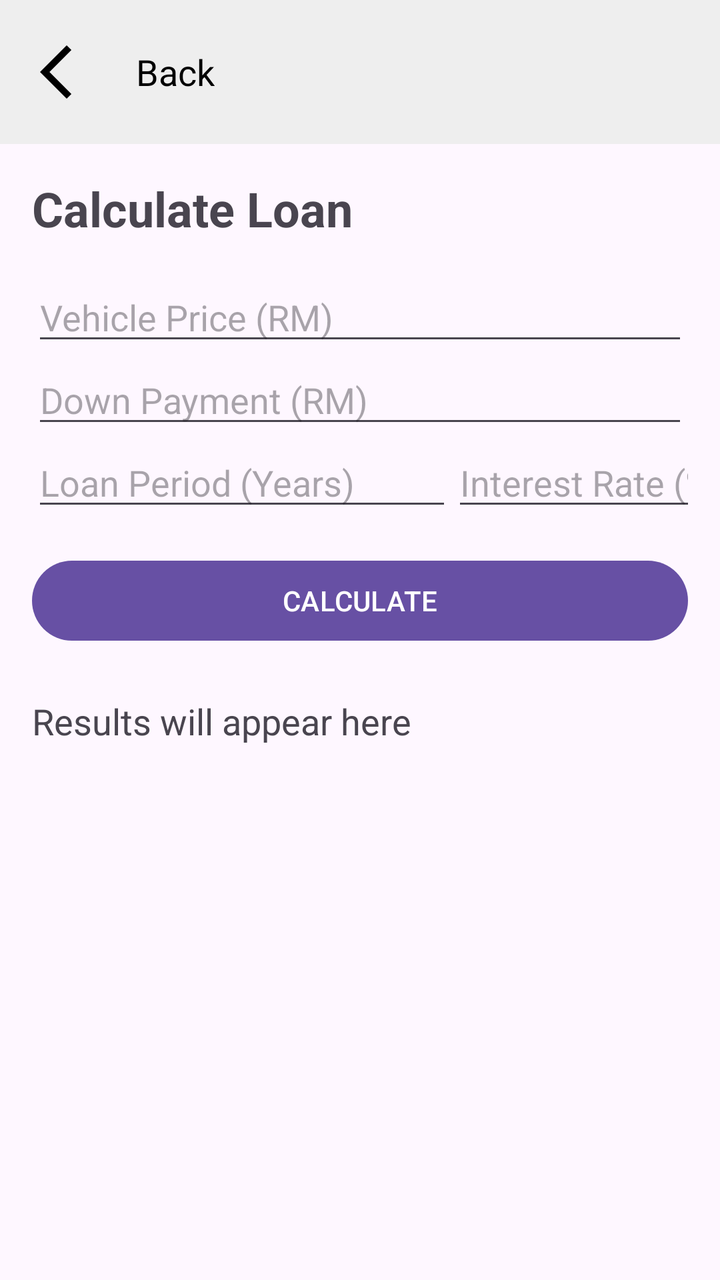
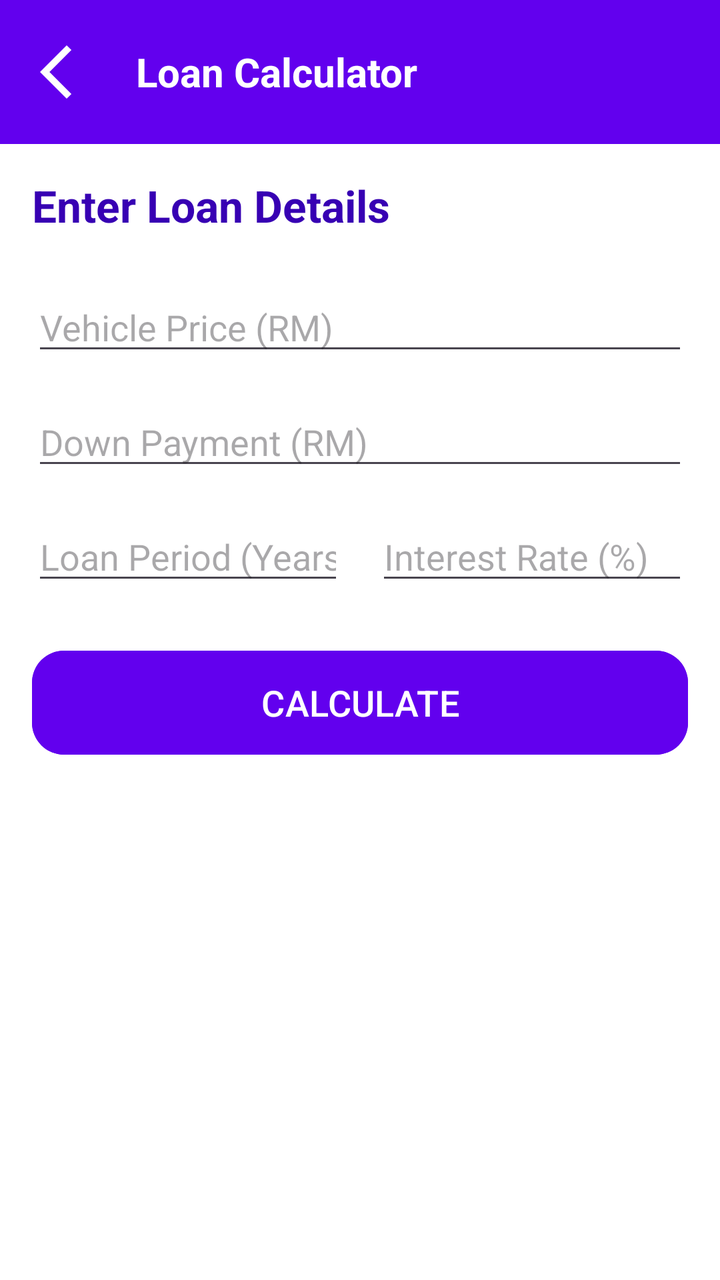

Before-and-after screenshots of an Android layout around one commit, followed by the original layout XML and the change that was made.
<!-- AndroidManifest.xml: application theme Theme.VehicleLoanEstimatorV1 -->
<!-- res/layout/activity_calculator.xml -->
<?xml version="1.0" encoding="utf-8"?>
<LinearLayout xmlns:android="http://schemas.android.com/apk/res/android"
    android:layout_width="match_parent"
    android:layout_height="match_parent"
    android:orientation="vertical">

    <LinearLayout
        android:layout_width="match_parent"
        android:layout_height="wrap_content"
        android:orientation="horizontal"
        android:padding="12dp"
        android:background="#EEEEEE"
        android:gravity="center_vertical">

        <ImageButton
            android:id="@+id/btnBack"
            android:layout_width="48dp"
            android:layout_height="48dp"
            android:src="@drawable/ic_back"
            android:background="?attr/selectableItemBackgroundBorderless"
            android:contentDescription="Go Back"
            android:scaleType="fitCenter"
            android:padding="8dp"/>

        <TextView
            android:layout_width="wrap_content"
            android:layout_height="wrap_content"
            android:text="Back"
            android:textSize="18sp"
            android:textColor="#000000"
            android:layout_marginStart="8dp"/>
    </LinearLayout>

    <ScrollView
        android:layout_width="match_parent"
        android:layout_height="match_parent">

        <LinearLayout
            android:layout_width="match_parent"
            android:layout_height="wrap_content"
            android:orientation="vertical"
            android:padding="16dp">

            <TextView
                android:text="Calculate Loan"
                android:textSize="24sp"
                android:textStyle="bold"
                android:layout_marginBottom="16dp"
                android:layout_width="wrap_content"
                android:layout_height="wrap_content"/>

            <EditText android:id="@+id/etPrice" android:hint="Vehicle Price (RM)" android:inputType="numberDecimal" android:layout_width="match_parent" android:layout_height="wrap_content"/>
            <EditText android:id="@+id/etDownPayment" android:hint="Down Payment (RM)" android:inputType="numberDecimal" android:layout_width="match_parent" android:layout_height="wrap_content"/>



            <LinearLayout
                android:layout_width="match_parent"
                android:layout_height="wrap_content"
                android:orientation="horizontal">

                <EditText
                    android:id="@+id/etPeriod"
                    android:layout_width="wrap_content"
                    android:layout_height="match_parent"
                    android:ems="10"
                    android:hint="Loan Period (Years)"
                    android:inputType="number" />

                <EditText
                    android:id="@+id/etRate"
                    android:layout_width="168dp"
                    android:layout_height="match_parent"
                    android:hint="Interest Rate (%)"
                    android:inputType="numberDecimal" />

            </LinearLayout>

            <Button
                android:id="@+id/btnCalculate"
                android:text="CALCULATE"
                android:layout_marginTop="16dp"
                android:layout_width="match_parent"
                android:layout_height="wrap_content"/>

            <TextView
                android:id="@+id/tvResult"
                android:layout_marginTop="24dp"
                android:textSize="18sp"
                android:text="Results will appear here"
                android:layout_width="match_parent"
                android:layout_height="wrap_content"/>

        </LinearLayout>
    </ScrollView>
</LinearLayout>
<!-- resources referenced by this layout -->
<resources>
  <!-- drawable ic_back (drawable) -->
  <vector xmlns:android="http://schemas.android.com/apk/res/android" android:autoMirrored="true" android:height="24dp" android:tint="#000000" android:viewportHeight="960" android:viewportWidth="960" android:width="24dp">
        
      <path android:fillColor="@android:color/white" android:pathData="M400,880L0,480L400,80L471,151L142,480L471,809L400,880Z"/>
      
  </vector>
  <style name="Theme.VehicleLoanEstimatorV1" parent="Base.Theme.VehicleLoanEstimatorV1" />
  <style name="Base.Theme.VehicleLoanEstimatorV1" parent="Theme.Material3.DayNight.NoActionBar">
          
          
      </style>
</resources>

<!-- the commit's change to res/layout/activity_calculator.xml (unified diff, before → after) -->
@@ -1,34 +1,38 @@
 <?xml version="1.0" encoding="utf-8"?>
 <LinearLayout xmlns:android="http://schemas.android.com/apk/res/android"
+    xmlns:app="http://schemas.android.com/apk/res-auto"
     android:layout_width="match_parent"
     android:layout_height="match_parent"
+    android:background="@color/white"
     android:orientation="vertical">
 
     <LinearLayout
         android:layout_width="match_parent"
         android:layout_height="wrap_content"
+        android:background="@color/purple_500"
+        android:gravity="center_vertical"
         android:orientation="horizontal"
-        android:padding="12dp"
-        android:background="#EEEEEE"
-        android:gravity="center_vertical">
+        android:padding="12dp">
 
         <ImageButton
             android:id="@+id/btnBack"
             android:layout_width="48dp"
             android:layout_height="48dp"
-            android:src="@drawable/ic_back"
             android:background="?attr/selectableItemBackgroundBorderless"
             android:contentDescription="Go Back"
+            android:padding="8dp"
             android:scaleType="fitCenter"
-            android:padding="8dp"/>
+            android:src="@drawable/ic_back"
+            app:tint="@color/white" />
 
         <TextView
             android:layout_width="wrap_content"
             android:layout_height="wrap_content"
-            android:text="Back"
-            android:textSize="18sp"
-            android:textColor="#000000"
-            android:layout_marginStart="8dp"/>
+            android:layout_marginStart="8dp"
+            android:text="Loan Calculator"
+            android:textColor="@color/white"
+            android:textSize="20sp"
+            android:textStyle="bold" />
     </LinearLayout>
 
     <ScrollView
@@ -42,55 +46,192 @@
             android:padding="16dp">
 
             <TextView
-                android:text="Calculate Loan"
-                android:textSize="24sp"
-                android:textStyle="bold"
+                android:layout_width="wrap_content"
+                android:layout_height="wrap_content"
+                android:layout_marginBottom="24dp"
+                android:text="Enter Loan Details"
+                android:textColor="@color/purple_700"
+                android:textSize="22sp"
+                android:textStyle="bold" />
+
+            <EditText
+                android:id="@+id/etPrice"
+                android:layout_width="match_parent"
+                android:layout_height="wrap_content"
                 android:layout_marginBottom="16dp"
-                android:layout_width="wrap_content"
-                android:layout_height="wrap_content"/>
-
-            <EditText android:id="@+id/etPrice" android:hint="Vehicle Price (RM)" android:inputType="numberDecimal" android:layout_width="match_parent" android:layout_height="wrap_content"/>
-            <EditText android:id="@+id/etDownPayment" android:hint="Down Payment (RM)" android:inputType="numberDecimal" android:layout_width="match_parent" android:layout_height="wrap_content"/>
-
-
+                android:hint="Vehicle Price (RM)"
+                android:inputType="numberDecimal" />
+
+            <EditText
+                android:id="@+id/etDownPayment"
+                android:layout_width="match_parent"
+                android:layout_height="wrap_content"
+                android:layout_marginBottom="16dp"
+                android:hint="Down Payment (RM)"
+                android:inputType="numberDecimal" />
 
             <LinearLayout
                 android:layout_width="match_parent"
                 android:layout_height="wrap_content"
+                android:layout_marginBottom="24dp"
                 android:orientation="horizontal">
 
                 <EditText
                     android:id="@+id/etPeriod"
-                    android:layout_width="wrap_content"
-                    android:layout_height="match_parent"
-                    android:ems="10"
+                    android:layout_width="0dp"
+                    android:layout_height="wrap_content"
+                    android:layout_marginEnd="8dp"
+                    android:layout_weight="1"
                     android:hint="Loan Period (Years)"
                     android:inputType="number" />
 
                 <EditText
                     android:id="@+id/etRate"
-                    android:layout_width="168dp"
-                    android:layout_height="match_parent"
+                    android:layout_width="0dp"
+                    android:layout_height="wrap_content"
+                    android:layout_marginStart="8dp"
+                    android:layout_weight="1"
                     android:hint="Interest Rate (%)"
                     android:inputType="numberDecimal" />
-
             </LinearLayout>
 
             <Button
                 android:id="@+id/btnCalculate"
+                android:layout_width="match_parent"
+                android:layout_height="60dp"
+                android:layout_marginBottom="24dp"
+                android:backgroundTint="@color/purple_500"
                 android:text="CALCULATE"
-                android:layout_marginTop="16dp"
-                android:layout_width="match_parent"
-                android:layout_height="wrap_content"/>
+                android:textColor="@color/white"
+                android:textSize="18sp"
+                app:cornerRadius="16dp" />
 
             <TextView
-                android:id="@+id/tvResult"
-                android:layout_marginTop="24dp"
-                android:textSize="18sp"
-                android:text="Results will appear here"
-                android:layout_width="match_parent"
-                android:layout_height="wrap_content"/>
-
+                android:id="@+id/tvResultTitle"
+                android:layout_width="wrap_content"
+                android:layout_height="wrap_content"
+                android:layout_marginBottom="16dp"
+                android:text="Loan Summary"
+                android:textColor="@color/purple_700"
+                android:textSize="22sp"
+                android:textStyle="bold"
+                android:visibility="gone" />
+
+            <androidx.cardview.widget.CardView
+                android:id="@+id/cvResult"
+                android:layout_width="match_parent"
+                android:layout_height="wrap_content"
+                android:visibility="gone"
+                app:cardBackgroundColor="#F3E5F5"
+                app:cardCornerRadius="16dp"
+                app:cardElevation="4dp">
+
+                <LinearLayout
+                    android:layout_width="match_parent"
+                    android:layout_height="wrap_content"
+                    android:orientation="vertical"
+                    android:padding="16dp">
+
+                    <LinearLayout
+                        android:layout_width="match_parent"
+                        android:layout_height="wrap_content"
+                        android:layout_marginBottom="8dp"
+                        android:orientation="horizontal">
+
+                        <TextView
+                            android:layout_width="0dp"
+                            android:layout_height="wrap_content"
+                            android:layout_weight="1"
+                            android:text="Loan Amount"
+                            android:textColor="@color/black"
+                            android:textSize="16sp" />
+
+                        <TextView
+                            android:id="@+id/tvLoanAmount"
+                            android:layout_width="wrap_content"
+                            android:layout_height="wrap_content"
+                            android:textColor="@color/black"
+                            android:textSize="16sp"
+                            android:textStyle="bold" />
+                    </LinearLayout>
+
+                    <LinearLayout
+                        android:layout_width="match_parent"
+                        android:layout_height="wrap_content"
+                        android:layout_marginBottom="8dp"
+                        android:orientation="horizontal">
+
+                        <TextView
+                            android:layout_width="0dp"
+                            android:layout_height="wrap_content"
+                            android:layout_weight="1"
+                            android:text="Total Interest"
+                            android:textColor="@color/black"
+                            android:textSize="16sp" />
+
+                        <TextView
+                            android:id="@+id/tvTotalInterest"
+                            android:layout_width="wrap_content"
+                            android:layout_height="wrap_content"
+                            android:textColor="@color/black"
+                            android:textSize="16sp"
+                            android:textStyle="bold" />
+                    </LinearLayout>
+
+                    <LinearLayout
+                        android:layout_width="match_parent"
+                        android:layout_height="wrap_content"
+                        android:layout_marginBottom="16dp"
+                        android:orientation="horizontal">
+
+                        <TextView
+                            android:layout_width="0dp"
+                            android:layout_height="wrap_content"
+                            android:layout_weight="1"
+                            android:text="Total Payment"
+                            android:textColor="@color/black"
+                            android:textSize="16sp" />
+
+                        <TextView
+                            android:id="@+id/tvTotalPayment"
+                            android:layout_width="wrap_content"
+                            android:layout_height="wrap_content"
+                            android:textColor="@color/black"
+                            android:textSize="16sp"
+                            android:textStyle="bold" />
+                    </LinearLayout>
+
+                    <View
+                        android:layout_width="match_parent"
+                        android:layout_height="1dp"
+                        android:background="@color/purple_200" />
+
+                    <LinearLayout
+                        android:layout_width="match_parent"
+                        android:layout_height="wrap_content"
+                        android:layout_marginTop="16dp"
+                        android:gravity="center_vertical"
+                        android:orientation="horizontal">
+
+                        <TextView
+                            android:layout_width="0dp"
+                            android:layout_height="wrap_content"
+                            android:layout_weight="1"
+                            android:text="Monthly Payment"
+                            android:textColor="@color/purple_700"
+                            android:textSize="18sp"
+                            android:textStyle="bold" />
+
+                        <TextView
+                            android:id="@+id/tvMonthlyPayment"
+                            android:layout_width="wrap_content"
+                            android:layout_height="wrap_content"
+                            android:textColor="@color/purple_700"
+                            android:textSize="22sp"
+                            android:textStyle="bold" />
+                    </LinearLayout>
+                </LinearLayout>
+            </androidx.cardview.widget.CardView>
         </LinearLayout>
     </ScrollView>
 </LinearLayout>
<!-- resource entries referenced after the edit -->
@@ -1,5 +1,10 @@
 <!-- resources referenced by this layout -->
 <resources>
+  <color name="black">#FF000000</color>
+  <color name="purple_200">#FFBB86FC</color>
+  <color name="purple_500">#FF6200EE</color>
+  <color name="purple_700">#FF3700B3</color>
+  <color name="white">#FFFFFFFF</color>
   <!-- drawable ic_back (drawable) -->
   <vector xmlns:android="http://schemas.android.com/apk/res/android" android:autoMirrored="true" android:height="24dp" android:tint="#000000" android:viewportHeight="960" android:viewportWidth="960" android:width="24dp">
         
